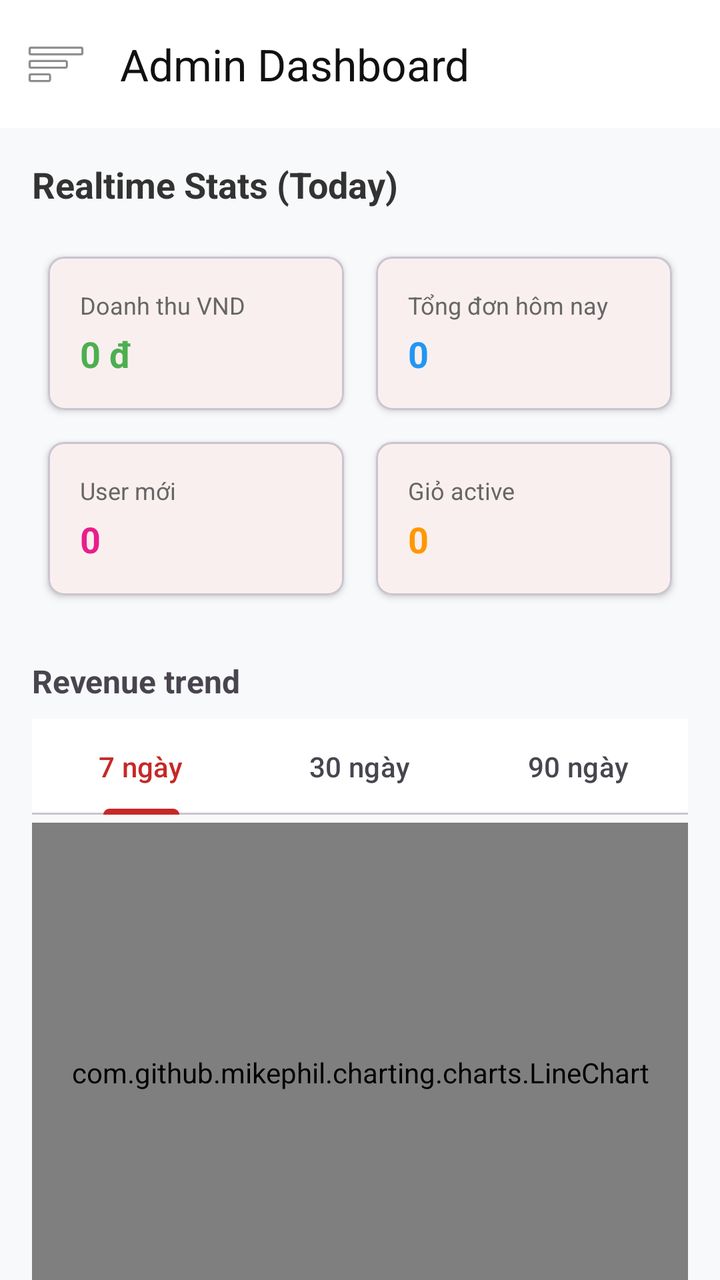
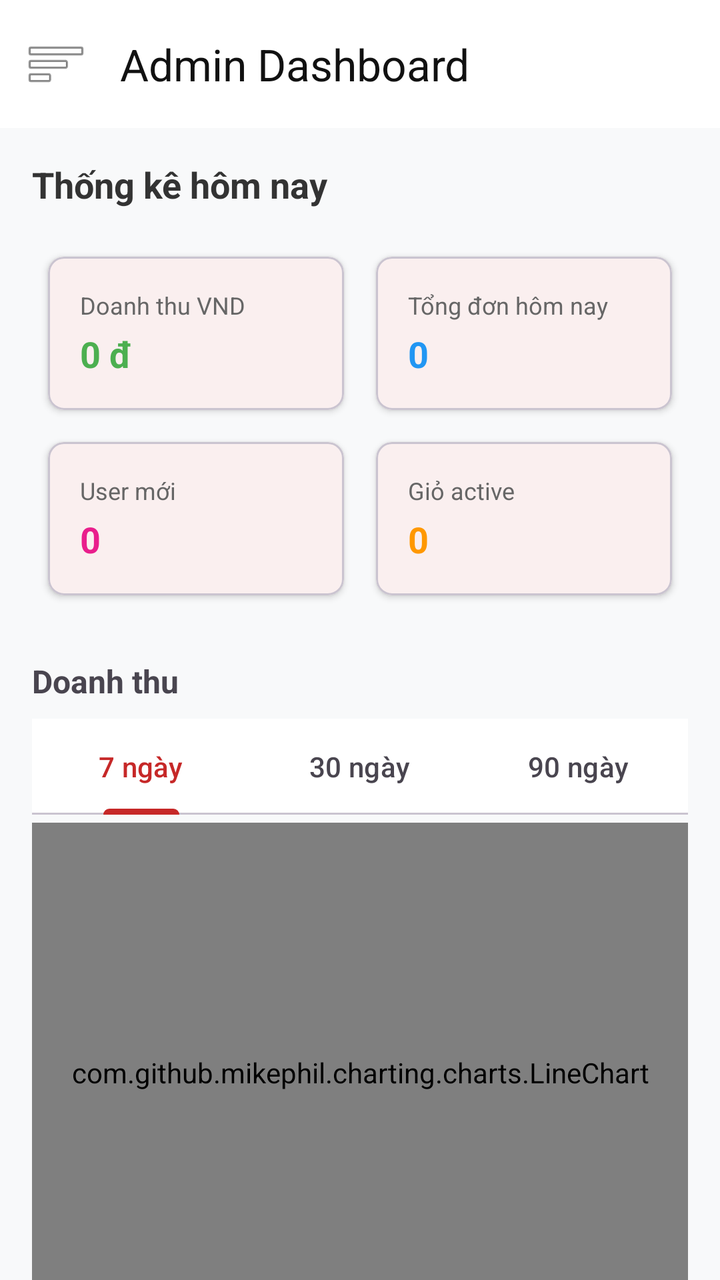

Two renders of the same Android screen: before a commit and after it. Below are the layout's source before the change and the commit's diff.
<!-- AndroidManifest.xml: application theme Theme.TirTirMCommerce -->
<!-- res/layout/activity_admin.xml -->
<?xml version="1.0" encoding="utf-8"?>
<androidx.drawerlayout.widget.DrawerLayout xmlns:android="http://schemas.android.com/apk/res/android"
    xmlns:app="http://schemas.android.com/apk/res-auto"
    xmlns:tools="http://schemas.android.com/tools"
    android:id="@+id/drawerLayoutAdmin"
    android:layout_width="match_parent"
    android:layout_height="match_parent"
    tools:openDrawer="start">

    <androidx.coordinatorlayout.widget.CoordinatorLayout
        android:layout_width="match_parent"
        android:layout_height="match_parent"
        android:background="#F8F9FA">

        <com.google.android.material.appbar.AppBarLayout
            android:layout_width="match_parent"
            android:layout_height="wrap_content">
            <androidx.appcompat.widget.Toolbar
                android:id="@+id/toolbarAdmin"
                android:layout_width="match_parent"
                android:layout_height="?attr/actionBarSize"
                android:background="#FFFFFF"
                app:title="Admin Dashboard"
                app:titleTextColor="@color/tirtir_black"
                app:navigationIcon="@android:drawable/ic_menu_sort_by_size" />
        </com.google.android.material.appbar.AppBarLayout>

        <androidx.core.widget.NestedScrollView
            android:layout_width="match_parent"
            android:layout_height="match_parent"
            app:layout_behavior="@string/appbar_scrolling_view_behavior">

            <LinearLayout
                android:layout_width="match_parent"
                android:layout_height="wrap_content"
                android:orientation="vertical"
                android:padding="16dp">

                <TextView
                    android:id="@+id/tvAdminSubtitle"
                    android:layout_width="wrap_content"
                    android:layout_height="wrap_content"
                    android:text="Realtime Stats (Today)"
                    android:textSize="18sp"
                    android:textStyle="bold"
                    android:textColor="#333333"
                    android:layout_marginBottom="16dp" />

                
                <GridLayout
                    android:layout_width="match_parent"
                    android:layout_height="wrap_content"
                    android:columnCount="2"
                    android:rowCount="2"
                    android:layout_marginBottom="24dp">

                    <com.google.android.material.card.MaterialCardView
                        android:layout_width="0dp"
                        android:layout_height="wrap_content"
                        android:layout_columnWeight="1"
                        android:layout_margin="8dp"
                        app:cardElevation="2dp"
                        app:cardCornerRadius="8dp">
                        <LinearLayout android:orientation="vertical" android:padding="16dp" android:layout_width="match_parent" android:layout_height="wrap_content">
                            <TextView android:text="Doanh thu VND" android:textSize="12sp" android:textColor="#666666" android:layout_width="wrap_content" android:layout_height="wrap_content"/>
                            <TextView android:id="@+id/tvRevenue" android:text="0 đ" android:textSize="18sp" android:textStyle="bold" android:textColor="#4CAF50" android:layout_width="wrap_content" android:layout_height="wrap_content" android:layout_marginTop="4dp"/>
                        </LinearLayout>
                    </com.google.android.material.card.MaterialCardView>

                    <com.google.android.material.card.MaterialCardView
                        android:layout_width="0dp"
                        android:layout_height="wrap_content"
                        android:layout_columnWeight="1"
                        android:layout_margin="8dp"
                        app:cardElevation="2dp"
                        app:cardCornerRadius="8dp">
                        <LinearLayout android:orientation="vertical" android:padding="16dp" android:layout_width="match_parent" android:layout_height="wrap_content">
                            <TextView android:text="Tổng đơn hôm nay" android:textSize="12sp" android:textColor="#666666" android:layout_width="wrap_content" android:layout_height="wrap_content"/>
                            <TextView android:id="@+id/tvOrders" android:text="0" android:textSize="18sp" android:textStyle="bold" android:textColor="#2196F3" android:layout_width="wrap_content" android:layout_height="wrap_content" android:layout_marginTop="4dp"/>
                        </LinearLayout>
                    </com.google.android.material.card.MaterialCardView>

                    <com.google.android.material.card.MaterialCardView
                        android:layout_width="0dp"
                        android:layout_height="wrap_content"
                        android:layout_columnWeight="1"
                        android:layout_margin="8dp"
                        app:cardElevation="2dp"
                        app:cardCornerRadius="8dp">
                        <LinearLayout android:orientation="vertical" android:padding="16dp" android:layout_width="match_parent" android:layout_height="wrap_content">
                            <TextView android:text="User mới" android:textSize="12sp" android:textColor="#666666" android:layout_width="wrap_content" android:layout_height="wrap_content"/>
                            <TextView android:id="@+id/tvUsers" android:text="0" android:textSize="18sp" android:textStyle="bold" android:textColor="#E91E8C" android:layout_width="wrap_content" android:layout_height="wrap_content" android:layout_marginTop="4dp"/>
                        </LinearLayout>
                    </com.google.android.material.card.MaterialCardView>

                    <com.google.android.material.card.MaterialCardView
                        android:layout_width="0dp"
                        android:layout_height="wrap_content"
                        android:layout_columnWeight="1"
                        android:layout_margin="8dp"
                        app:cardElevation="2dp"
                        app:cardCornerRadius="8dp">
                        <LinearLayout android:orientation="vertical" android:padding="16dp" android:layout_width="match_parent" android:layout_height="wrap_content">
                            <TextView android:text="Giỏ active" android:textSize="12sp" android:textColor="#666666" android:layout_width="wrap_content" android:layout_height="wrap_content"/>
                            <TextView android:id="@+id/tvVisits" android:text="0" android:textSize="18sp" android:textStyle="bold" android:textColor="#FF9800" android:layout_width="wrap_content" android:layout_height="wrap_content" android:layout_marginTop="4dp"/>
                        </LinearLayout>
                    </com.google.android.material.card.MaterialCardView>

                </GridLayout>

                <TextView
                    android:layout_width="wrap_content"
                    android:layout_height="wrap_content"
                    android:text="Revenue trend"
                    android:textSize="16sp"
                    android:textStyle="bold"
                    android:layout_marginBottom="8dp"/>

                <com.google.android.material.tabs.TabLayout
                    android:id="@+id/tabLayoutTime"
                    android:layout_width="match_parent"
                    android:layout_height="wrap_content"
                    android:layout_marginBottom="4dp"
                    app:tabGravity="fill"
                    app:tabMode="fixed"
                    app:tabIndicatorColor="@color/tirtir_red_primary"
                    app:tabSelectedTextColor="@color/tirtir_red_primary">
                    <com.google.android.material.tabs.TabItem android:text="7 ngày" />
                    <com.google.android.material.tabs.TabItem android:text="30 ngày" />
                    <com.google.android.material.tabs.TabItem android:text="90 ngày" />
                </com.google.android.material.tabs.TabLayout>

                <com.github.mikephil.charting.charts.LineChart
                    android:id="@+id/lineChartRevenue"
                    android:layout_width="match_parent"
                    android:layout_height="250dp"
                    android:layout_marginBottom="24dp"/>

                <TextView
                    android:layout_width="wrap_content"
                    android:layout_height="wrap_content"
                    android:text="Top 5 best sellers"
                    android:textSize="16sp"
                    android:textStyle="bold"
                    android:layout_marginBottom="8dp"/>
                <com.github.mikephil.charting.charts.BarChart
                    android:id="@+id/barChartProducts"
                    android:layout_width="match_parent"
                    android:layout_height="250dp"
                    android:layout_marginBottom="24dp"/>

                <TextView
                    android:layout_width="wrap_content"
                    android:layout_height="wrap_content"
                    android:text="Sales by category"
                    android:textSize="16sp"
                    android:textStyle="bold"
                    android:layout_marginBottom="8dp"/>
                <com.github.mikephil.charting.charts.PieChart
                    android:id="@+id/pieChartCategory"
                    android:layout_width="match_parent"
                    android:layout_height="250dp"
                    android:layout_marginBottom="32dp"/>

            </LinearLayout>
        </androidx.core.widget.NestedScrollView>

    </androidx.coordinatorlayout.widget.CoordinatorLayout>

    <com.google.android.material.navigation.NavigationView
        android:id="@+id/navigationViewAdmin"
        android:layout_width="wrap_content"
        android:layout_height="match_parent"
        android:layout_gravity="start"
        app:headerLayout="@layout/nav_header_main"
        app:menu="@menu/admin_drawer_menu" />

</androidx.drawerlayout.widget.DrawerLayout>
<!-- res/layout/nav_header_main.xml (included above) -->
<?xml version="1.0" encoding="utf-8"?>
<LinearLayout xmlns:android="http://schemas.android.com/apk/res/android"
    android:layout_width="match_parent"
    android:layout_height="176dp"
    android:background="@color/tirtir_red_primary"
    android:gravity="bottom"
    android:orientation="vertical"
    android:padding="16dp"
    android:theme="@style/ThemeOverlay.AppCompat.Dark">

    <ImageView
        android:layout_width="64dp"
        android:layout_height="64dp"
        android:src="@drawable/ic_logo_black"
        android:contentDescription="Admin Logo" />

    <TextView
        android:layout_width="match_parent"
        android:layout_height="wrap_content"
        android:paddingTop="8dp"
        android:text="TirTir Admin"
        android:textAppearance="@style/TextAppearance.AppCompat.Body1"
        android:textStyle="bold" />

    <TextView
        android:id="@+id/tvAdminEmail"
        android:layout_width="match_parent"
        android:layout_height="wrap_content"
        android:text="admin@tirtir.com" />

</LinearLayout>
<!-- resources referenced by this layout -->
<resources>
  <color name="tirtir_black">#111111</color>
  <color name="tirtir_red_primary">#C62828</color>
  <!-- drawable ic_logo_black: webp bitmap (drawable, 2134 bytes) -->
  <style name="Theme.TirTirMCommerce" parent="Base.Theme.TirTirMCommerce" />
  <style name="Base.Theme.TirTirMCommerce" parent="Theme.Material3.DayNight.NoActionBar">
          
          <item name="colorPrimary">@color/tirtir_red_primary</item>
          <item name="colorPrimaryDark">@color/tirtir_red_dark</item>
          <item name="colorPrimaryContainer">@color/tirtir_red_surface</item>
  
          
          <item name="colorOnPrimary">@color/tirtir_white</item>
          <item name="colorOnPrimaryContainer">@color/tirtir_red_primary</item>
  
          
          <item name="colorSecondary">@color/tirtir_black</item>
          <item name="colorOnSecondary">@color/tirtir_white</item>
  
          
          <item name="colorSurface">@color/tirtir_white</item>
          <item name="colorOnSurface">@color/tirtir_black</item>
          <item name="colorSurfaceVariant">@color/tirtir_off_white</item>
  
          
          <item name="android:windowBackground">@color/tirtir_off_white</item>
          <item name="android:statusBarColor">@color/tirtir_white</item>
          <item name="android:windowLightStatusBar">true</item>
  
          
          <item name="colorError">@color/tirtir_error</item>
      </style>
  <color name="tirtir_red_dark">#8E0000</color>
  <color name="tirtir_red_surface">#FFEBEE</color>
  <color name="tirtir_white">#FFFFFF</color>
  <color name="tirtir_off_white">#F8F8F8</color>
  <color name="tirtir_error">#D32F2F</color>
</resources>

<!-- the commit's change to res/layout/activity_admin.xml (unified diff, before → after) -->
@@ -40,7 +40,7 @@
                     android:id="@+id/tvAdminSubtitle"
                     android:layout_width="wrap_content"
                     android:layout_height="wrap_content"
-                    android:text="Realtime Stats (Today)"
+                    android:text="Thống kê hôm nay"
                     android:textSize="18sp"
                     android:textStyle="bold"
                     android:textColor="#333333"
@@ -111,7 +111,7 @@
                 <TextView
                     android:layout_width="wrap_content"
                     android:layout_height="wrap_content"
-                    android:text="Revenue trend"
+                    android:text="Doanh thu"
                     android:textSize="16sp"
                     android:textStyle="bold"
                     android:layout_marginBottom="8dp"/>
@@ -139,7 +139,7 @@
                 <TextView
                     android:layout_width="wrap_content"
                     android:layout_height="wrap_content"
-                    android:text="Top 5 best sellers"
+                    android:text="Top 5 sản phẩm bán chạy"
                     android:textSize="16sp"
                     android:textStyle="bold"
                     android:layout_marginBottom="8dp"/>
@@ -152,7 +152,7 @@
                 <TextView
                     android:layout_width="wrap_content"
                     android:layout_height="wrap_content"
-                    android:text="Sales by category"
+                    android:text="Doanh số theo danh mục"
                     android:textSize="16sp"
                     android:textStyle="bold"
                     android:layout_marginBottom="8dp"/>
